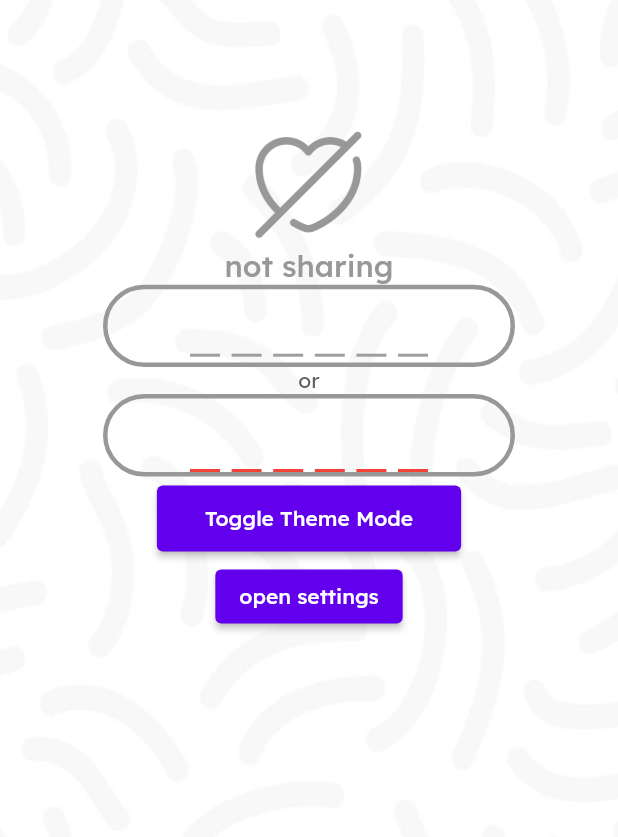
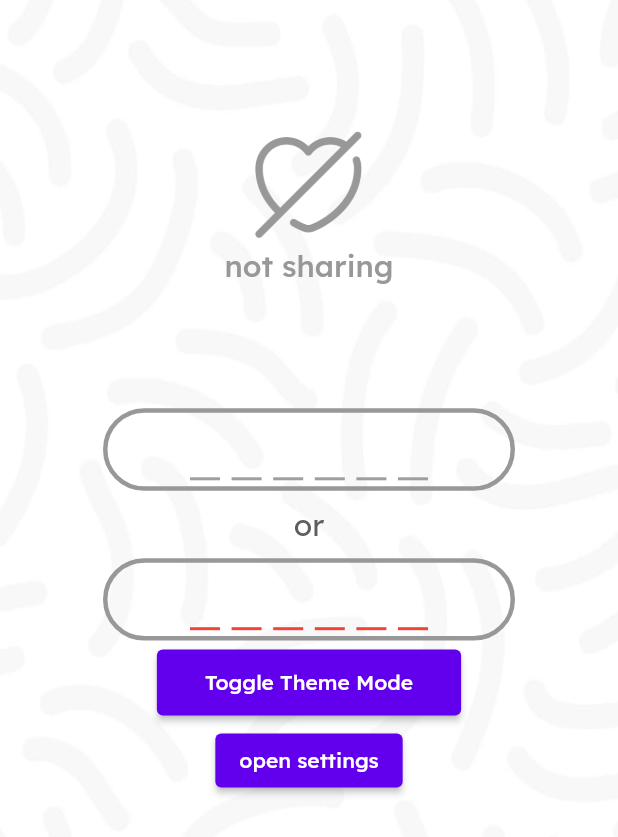
Before and after one commit to lolmaxlevel/compass_app, a Flutter app: the screen it shows after launch, after a tap on "copy the code", after a tap on "paste the code", on a phone screen of 412 x 824 dp. Shown: the top 837 px of the screen. Run offline on Flutter 3.47's test engine with Material 2 defaults, Android fonts, the phone set to English and light mode, and no system bars; drawn by our look-alikes of pin_code_fields; our stand-ins replace adaptive_theme, shared_preferences; missing offline and left inert: background_location, mutex.

Commit message:
design is kinda done

```diff
--- a/lib/pages/main_screen.dart
+++ b/lib/pages/main_screen.dart
@@ -80,8 +80,11 @@ class _MainScreenState extends State<MainScreen> {
                       ),
                       Text(heartClicked?"sharing":"not sharing",
                         style: Theme.of(context).textTheme.bodyLarge,),
+                      Padding(padding: EdgeInsets.only(top: height*0.1)),
                       const BaseButton(data: 'copy the code', child: CopyCode()),
-                      const Text('or'),
+                      const Padding(padding: EdgeInsets.only(top: 10)),
+                      const Text('or', style: TextStyle(fontSize: 20),),
+                     const Padding(padding: EdgeInsets.only(top: 10)),
                      const BaseButton(data: "paste the code", child: PasteCode()),
                       ElevatedButton(
                         onPressed: () => toggleTheme(),
--- a/lib/widgets/paste_code_widget.dart
+++ b/lib/widgets/paste_code_widget.dart
@@ -41,6 +41,7 @@ class _PasteCodeState extends State<PasteCode> {
           hapticFeedbackTypes: HapticFeedbackTypes.light,
           controller: _controller,
           pinTheme: PinTheme(
+            fieldHeight: 45,
               fieldWidth: 20,
           ),
           inputFormatters: [
```
